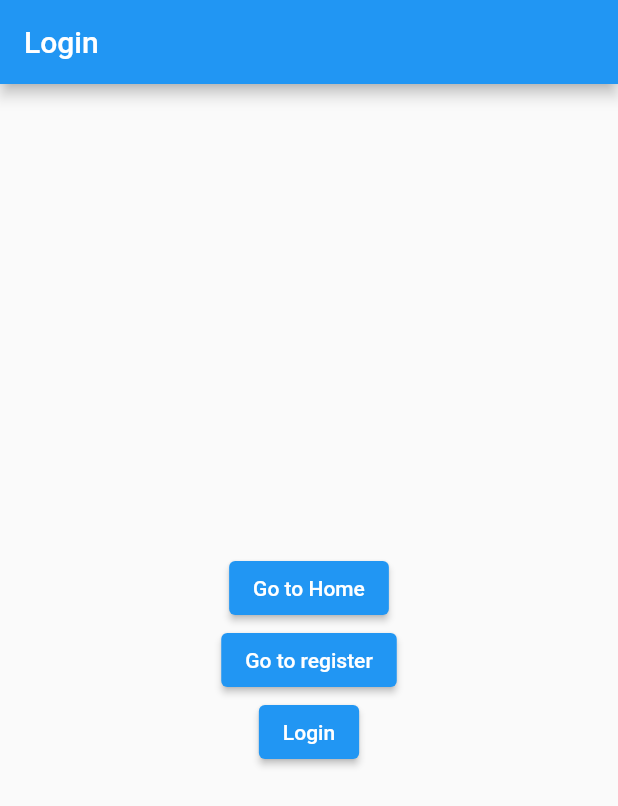
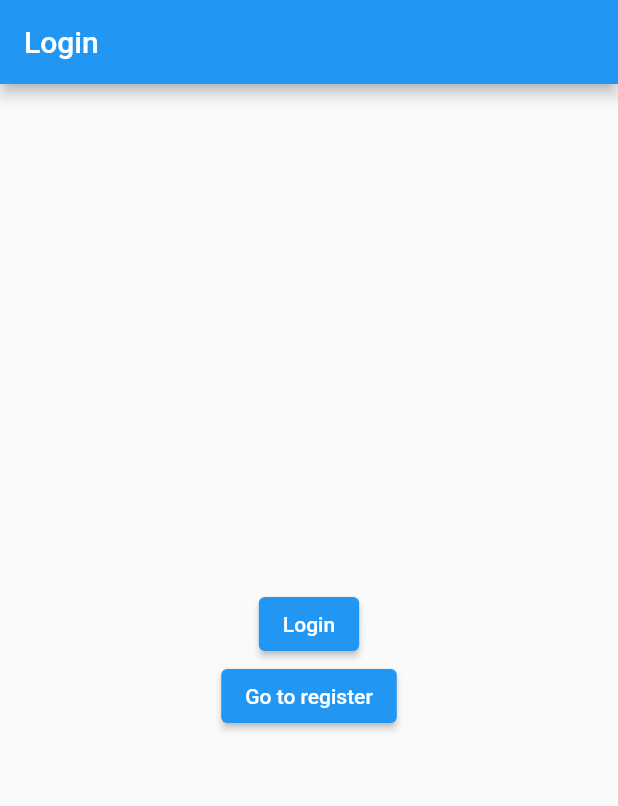
Before and after one commit to djmai/portafolio_flutter_mmmv, a Flutter app: the screen it shows after launch, on a phone screen of 412 x 824 dp. Shown: the top 806 px of the screen. Run offline on Flutter 3.47's test engine with Material 3 defaults, Android fonts, the phone set to English and light mode, and no system bars; our stand-ins replace bloc, equatable, flutter_bloc, get_it, get_it_mixin, go_router; generated files the repository leaves out were written again.

Commit message:
fix: removiendo botón de Go Home

```diff
--- a/lib/src/features/login/presentation/pages/pages.dart
+++ b/lib/src/features/login/presentation/pages/pages.dart
@@ -23,15 +23,7 @@ class LoginPage extends StatelessWidget {
         child: Column(
           mainAxisAlignment: MainAxisAlignment.center,
           children: [
-            ElevatedButton(
-              onPressed: () {
-                context.go(
-                  context.namedLocation(HomePage.namePage),
-                );
-                // context.go(HomePage.routeName);
-              },
-              child: const Text('Go to Home'),
-            ),
+            btnLogin(context),
             ElevatedButton(
               onPressed: () {
                 // context.go(
@@ -41,7 +33,6 @@ class LoginPage extends StatelessWidget {
               },
               child: const Text('Go to register'),
             ),
-            btnLogin(context),
           ],
         ),
       ),
```
